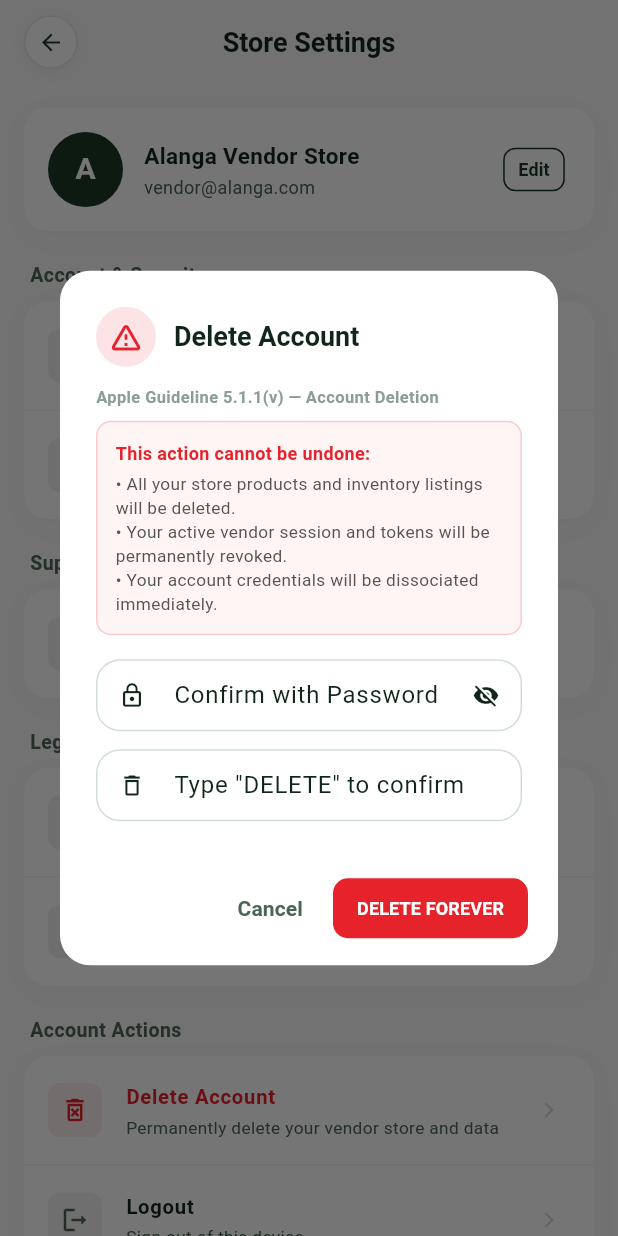
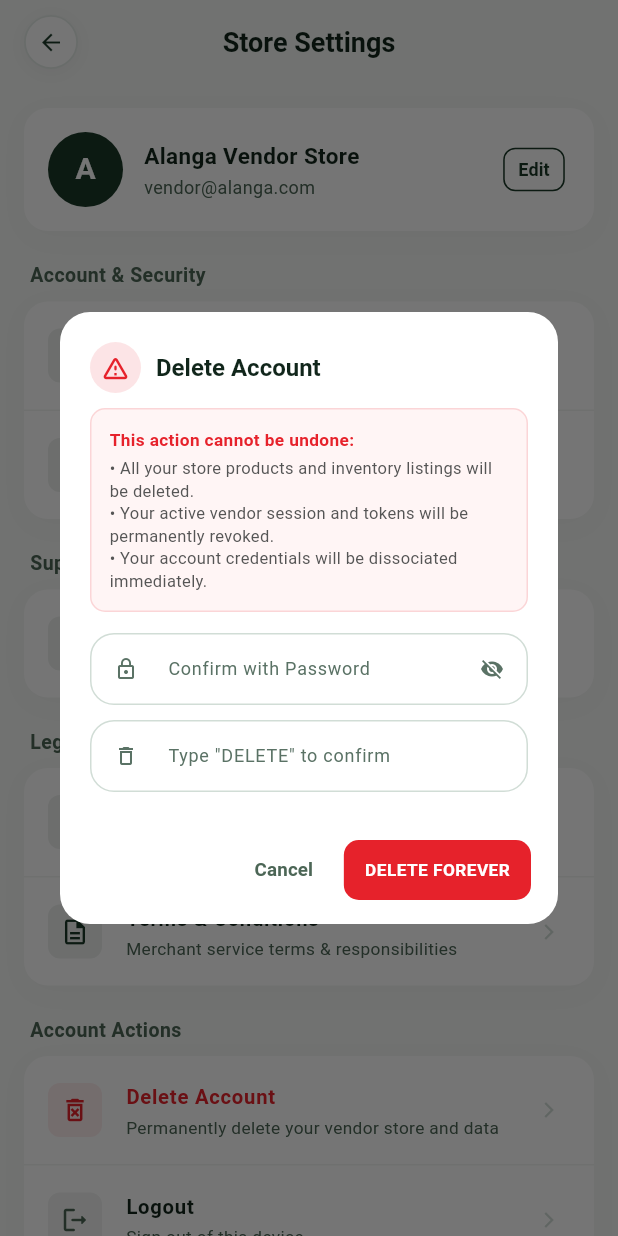
Before and after one commit to Krupa-hingrajia/alanga-app, a Flutter app: the SettingsScreen screen opened by its route, after a tap on "Delete Account", on a phone screen of 412 x 824 dp. Run offline on Flutter 3.47's test engine with Material 3 defaults, Android fonts, the phone set to English and light mode, and no system bars; our stand-ins replace dio, equatable, flutter_bloc, flutter_secure_storage, geocoding, geolocator and 4 more; accounts and stored records are empty; network calls fail.

Commit message:
style: remove Apple guidelines label and optimize font sizes in DeleteAccountDialog

```diff
--- a/frontend/vendor_app/lib/features/settings/presentation/widgets/delete_account_dialog.dart
+++ b/frontend/vendor_app/lib/features/settings/presentation/widgets/delete_account_dialog.dart
@@ -82,25 +82,25 @@ class _DeleteAccountDialogState extends State<DeleteAccountDialog> {
     return AlertDialog(
       shape: RoundedRectangleBorder(borderRadius: BorderRadius.circular(20)),
       backgroundColor: Colors.white,
-      titlePadding: const EdgeInsets.fromLTRB(24, 24, 24, 12),
-      contentPadding: const EdgeInsets.fromLTRB(24, 0, 24, 20),
+      titlePadding: const EdgeInsets.fromLTRB(20, 20, 20, 10),
+      contentPadding: const EdgeInsets.fromLTRB(20, 0, 20, 16),
       title: Row(
         children: [
           Container(
-            padding: const EdgeInsets.all(8),
+            padding: const EdgeInsets.all(7),
             decoration: BoxDecoration(
               color: AppColors.brandRed.withValues(alpha: 0.12),
               shape: BoxShape.circle,
             ),
-            child: const Icon(Icons.warning_amber_rounded, color: AppColors.brandRed, size: 24),
+            child: const Icon(Icons.warning_amber_rounded, color: AppColors.brandRed, size: 20),
           ),
-          const SizedBox(width: 12),
+          const SizedBox(width: 10),
           const Expanded(
             child: Text(
               'Delete Account',
               style: TextStyle(
-                fontSize: 18,
-                fontWeight: FontWeight.bold,
+                fontSize: 16,
+                fontWeight: FontWeight.w700,
                 color: Color(0xFF11261B),
               ),
             ),
@@ -114,21 +114,12 @@ class _DeleteAccountDialogState extends State<DeleteAccountDialog> {
             mainAxisSize: MainAxisSize.min,
             crossAxisAlignment: CrossAxisAlignment.stretch,
             children: [
-              const Text(
-                'Apple Guideline 5.1.1(v) — Account Deletion',
-                style: TextStyle(
-                  fontSize: 11,
-                  fontWeight: FontWeight.w600,
-                  color: Color(0xFF8B9E94),
-                ),
-              ),
-              const SizedBox(height: 8),
               Container(
                 padding: const EdgeInsets.all(12),
                 decoration: BoxDecoration(
                   color: const Color(0xFFFFF5F5),
                   borderRadius: BorderRadius.circular(10),
-                  border: Border.all(color: AppColors.brandRed.withValues(alpha: 0.2)),
+                  border: Border.all(color: AppColors.brandRed.withValues(alpha: 0.15)),
                 ),
                 child: const Column(
                   crossAxisAlignment: CrossAxisAlignment.start,
@@ -137,7 +128,7 @@ class _DeleteAccountDialogState extends State<DeleteAccountDialog> {
                       'This action cannot be undone:',
                       style: TextStyle(
                         fontWeight: FontWeight.bold,
-                        fontSize: 12,
+                        fontSize: 11.5,
                         color: AppColors.brandRed,
                       ),
                     ),
@@ -145,15 +136,15 @@ class _DeleteAccountDialogState extends State<DeleteAccountDialog> {
                     Text(
                       '• All your store products and inventory listings will be deleted.\n• Your active vendor session and tokens will be permanently revoked.\n• Your account credentials will be dissociated immediately.',
                       style: TextStyle(
-                        fontSize: 11.5,
+                        fontSize: 11,
                         color: Color(0xFF555555),
-                        height: 1.4,
+                        height: 1.35,
                       ),
                     ),
                   ],
                 ),
               ),
-              const SizedBox(height: 16),
+              const SizedBox(height: 14),
               if (_errorMessage != null) ...[
                 Container(
                   padding: const EdgeInsets.all(10),
@@ -163,24 +154,28 @@ class _DeleteAccountDialogState extends State<DeleteAccountDialog> {
                   ),
                   child: Text(
                     _errorMessage!,
-                    style: const TextStyle(fontSize: 12, color: AppColors.brandRed),
+                    style: const TextStyle(fontSize: 11.5, color: AppColors.brandRed),
                   ),
                 ),
-                const SizedBox(height: 12),
+                const SizedBox(height: 10),
               ],
               TextFormField(
                 controller: _passwordController,
                 obscureText: _obscurePassword,
+                style: const TextStyle(fontSize: 12.5, color: Color(0xFF11261B)),
                 decoration: InputDecoration(
                   labelText: 'Confirm with Password',
+                  labelStyle: const TextStyle(fontSize: 12, color: Color(0xFF5A7265)),
                   hintText: 'Enter your account password',
-                  prefixIcon: const Icon(Icons.lock_outline, size: 18),
+                  hintStyle: const TextStyle(fontSize: 12, color: Color(0xFFA0AFA6)),
+                  prefixIcon: const Icon(Icons.lock_outline, size: 16, color: Color(0xFF5A7265)),
                   suffixIcon: IconButton(
-                    icon: Icon(_obscurePassword ? Icons.visibility_off : Icons.visibility, size: 18),
+                    icon: Icon(_obscurePassword ? Icons.visibility_off : Icons.visibility, size: 16, color: const Color(0xFF5A7265)),
                     onPressed: () => setState(() => _obscurePassword = !_obscurePassword),
                   ),
                   border: OutlineInputBorder(borderRadius: BorderRadius.circular(10)),
                   isDense: true,
+                  contentPadding: const EdgeInsets.symmetric(horizontal: 12, vertical: 11),
                 ),
                 validator: (val) {
                   if (val == null || val.isEmpty) {
@@ -189,15 +184,19 @@ class _DeleteAccountDialogState extends State<DeleteAccountDialog> {
                   return null;
                 },
               ),
-              const SizedBox(height: 12),
+              const SizedBox(height: 10),
               TextFormField(
                 controller: _confirmationController,
+                style: const TextStyle(fontSize: 12.5, color: Color(0xFF11261B)),
                 decoration: InputDecoration(
                   labelText: 'Type "DELETE" to confirm',
+                  labelStyle: const TextStyle(fontSize: 12, color: Color(0xFF5A7265)),
                   hintText: 'DELETE',
-                  prefixIcon: const Icon(Icons.delete_outline, size: 18),
+                  hintStyle: const TextStyle(fontSize: 12, color: Color(0xFFA0AFA6)),
+                  prefixIcon: const Icon(Icons.delete_outline, size: 16, color: Color(0xFF5A7265)),
                   border: OutlineInputBorder(borderRadius: BorderRadius.circular(10)),
                   isDense: true,
+                  contentPadding: const EdgeInsets.symmetric(horizontal: 12, vertical: 11),
                 ),
                 validator: (val) {
                   if (val == null || val.trim().toUpperCase() != 'DELETE') {
@@ -210,13 +209,13 @@ class _DeleteAccountDialogState extends State<DeleteAccountDialog> {
           ),
         ),
       ),
-      actionsPadding: const EdgeInsets.symmetric(horizontal: 20, vertical: 14),
+      actionsPadding: const EdgeInsets.symmetric(horizontal: 18, vertical: 12),
       actions: [
         TextButton(
           onPressed: _isDeleting ? null : () => Navigator.of(context).pop(),
           child: const Text(
             'Cancel',
-            style: TextStyle(color: Color(0xFF4C6656), fontWeight: FontWeight.w600),
+            style: TextStyle(color: Color(0xFF4C6656), fontWeight: FontWeight.w600, fontSize: 12.5),
           ),
         ),
         ElevatedButton(
@@ -226,17 +225,17 @@ class _DeleteAccountDialogState extends State<DeleteAccountDialog> {
             foregroundColor: Colors.white,
             shape: RoundedRectangleBorder(borderRadius: BorderRadius.circular(10)),
             elevation: 0,
-            padding: const EdgeInsets.symmetric(horizontal: 16, vertical: 10),
+            padding: const EdgeInsets.symmetric(horizontal: 14, vertical: 9),
           ),
           child: _isDeleting
               ? const SizedBox(
-                  width: 18,
-                  height: 18,
+                  width: 16,
+                  height: 16,
                   child: CircularProgressIndicator(color: Colors.white, strokeWidth: 2),
                 )
               : const Text(
                   'DELETE FOREVER',
-                  style: TextStyle(fontWeight: FontWeight.bold, fontSize: 12),
+                  style: TextStyle(fontWeight: FontWeight.bold, fontSize: 11.5, letterSpacing: 0.3),
                 ),
         ),
       ],
```
